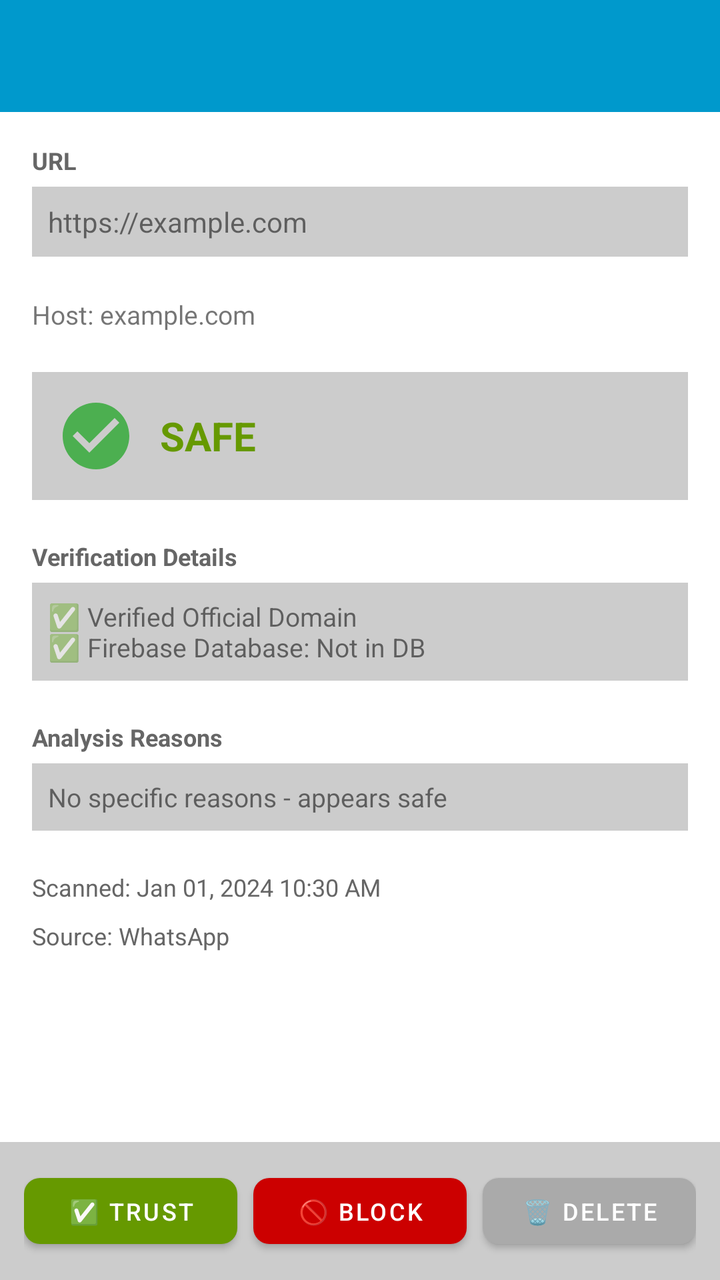
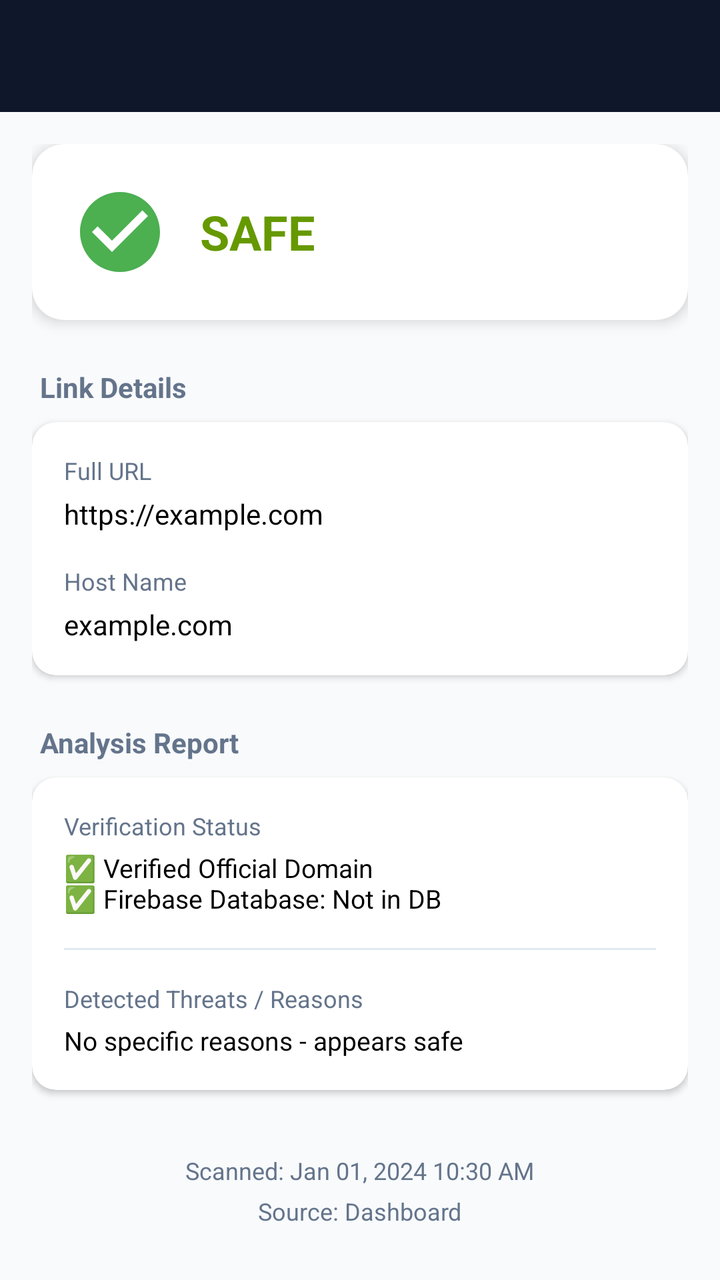

Screens rendered from an Android XML layout before and after an edit, with the pre-edit source and the edit as a unified diff.
<!-- AndroidManifest.xml: activity theme Theme.TrustShield -->
<!-- res/layout/activity_link_detail.xml -->
<?xml version="1.0" encoding="utf-8"?>
<LinearLayout xmlns:android="http://schemas.android.com/apk/res/android"
    xmlns:app="http://schemas.android.com/apk/res-auto"
    android:layout_width="match_parent"
    android:layout_height="match_parent"
    android:orientation="vertical"
    android:background="@android:color/white">

    <androidx.appcompat.widget.Toolbar
        android:id="@+id/toolbar"
        android:layout_width="match_parent"
        android:layout_height="?attr/actionBarSize"
        android:background="@android:color/holo_blue_dark"
        app:titleTextColor="@android:color/white" />

    <ScrollView
        android:layout_width="match_parent"
        android:layout_height="0dp"
        android:layout_weight="1">

        <LinearLayout
            android:layout_width="match_parent"
            android:layout_height="wrap_content"
            android:orientation="vertical"
            android:padding="16dp">

            
            <TextView
                android:layout_width="match_parent"
                android:layout_height="wrap_content"
                android:text="URL"
                android:textSize="12sp"
                android:textStyle="bold"
                android:textColor="@color/darker_gray"
                android:layout_marginBottom="5dp" />

            <TextView
                android:id="@+id/tv_full_url"
                android:layout_width="match_parent"
                android:layout_height="wrap_content"
                android:text="https://example.com"
                android:textSize="14sp"
                android:layout_marginBottom="20dp"
                android:textIsSelectable="true"
                android:padding="8dp"
                android:background="@color/lighter_gray" />

            
            <TextView
                android:id="@+id/tv_host"
                android:layout_width="match_parent"
                android:layout_height="wrap_content"
                android:text="Host: example.com"
                android:textSize="13sp"
                android:layout_marginBottom="20dp" />

            
            <LinearLayout
                android:layout_width="match_parent"
                android:layout_height="wrap_content"
                android:orientation="horizontal"
                android:gravity="center_vertical"
                android:layout_marginBottom="20dp"
                android:padding="12dp"
                android:background="@color/lighter_gray">

                <ImageView
                    android:id="@+id/iv_verdict_icon"
                    android:layout_width="40dp"
                    android:layout_height="40dp"
                    android:src="@drawable/ic_check_circle"
                    android:layout_marginEnd="12dp" />

                <TextView
                    android:id="@+id/tv_verdict"
                    android:layout_width="0dp"
                    android:layout_height="wrap_content"
                    android:layout_weight="1"
                    android:text="SAFE"
                    android:textSize="20sp"
                    android:textStyle="bold"
                    android:textColor="@android:color/holo_green_dark" />

            </LinearLayout>

            
            <TextView
                android:id="@+id/tv_verified_brand"
                android:layout_width="match_parent"
                android:layout_height="wrap_content"
                android:text="Official YouTube"
                android:textSize="14sp"
                android:textStyle="bold"
                android:textColor="@android:color/holo_green_dark"
                android:layout_marginBottom="15dp"
                android:visibility="gone" />

            
            <TextView
                android:layout_width="match_parent"
                android:layout_height="wrap_content"
                android:text="Verification Details"
                android:textSize="12sp"
                android:textStyle="bold"
                android:textColor="@color/darker_gray"
                android:layout_marginBottom="5dp" />

            <TextView
                android:id="@+id/tv_verification_status"
                android:layout_width="match_parent"
                android:layout_height="wrap_content"
                android:text="✅ Verified Official Domain\n✅ Firebase Database: Not in DB"
                android:textSize="13sp"
                android:layout_marginBottom="20dp"
                android:padding="8dp"
                android:background="@color/lighter_gray" />

            
            <TextView
                android:layout_width="match_parent"
                android:layout_height="wrap_content"
                android:text="Analysis Reasons"
                android:textSize="12sp"
                android:textStyle="bold"
                android:textColor="@color/darker_gray"
                android:layout_marginBottom="5dp" />

            <TextView
                android:id="@+id/tv_reasons"
                android:layout_width="match_parent"
                android:layout_height="wrap_content"
                android:text="No specific reasons - appears safe"
                android:textSize="13sp"
                android:layout_marginBottom="20dp"
                android:padding="8dp"
                android:background="@color/lighter_gray" />

            
            <TextView
                android:id="@+id/tv_timestamp"
                android:layout_width="match_parent"
                android:layout_height="wrap_content"
                android:text="Scanned: Jan 01, 2024 10:30 AM"
                android:textSize="12sp"
                android:textColor="@color/darker_gray"
                android:layout_marginBottom="8dp" />

            <TextView
                android:id="@+id/tv_source_app"
                android:layout_width="match_parent"
                android:layout_height="wrap_content"
                android:text="Source: WhatsApp"
                android:textSize="12sp"
                android:textColor="@color/darker_gray"
                android:layout_marginBottom="20dp" />

        </LinearLayout>

    </ScrollView>

    
    <LinearLayout
        android:layout_width="match_parent"
        android:layout_height="wrap_content"
        android:orientation="horizontal"
        android:padding="12dp"
        android:background="@color/lighter_gray">

        <com.google.android.material.button.MaterialButton
            android:id="@+id/btn_accept"
            android:layout_width="0dp"
            android:layout_height="45dp"
            android:layout_weight="1"
            android:text="✅ Trust"
            android:textSize="12sp"
            android:layout_marginEnd="8dp"
            app:cornerRadius="8dp"
            app:backgroundTint="@android:color/holo_green_dark" />

        <com.google.android.material.button.MaterialButton
            android:id="@+id/btn_block"
            android:layout_width="0dp"
            android:layout_height="45dp"
            android:layout_weight="1"
            android:text="🚫 Block"
            android:textSize="12sp"
            android:layout_marginEnd="8dp"
            app:cornerRadius="8dp"
            app:backgroundTint="@android:color/holo_red_dark" />

        <com.google.android.material.button.MaterialButton
            android:id="@+id/btn_delete"
            android:layout_width="0dp"
            android:layout_height="45dp"
            android:layout_weight="1"
            android:text="🗑️ Delete"
            android:textSize="12sp"
            app:cornerRadius="8dp"
            app:backgroundTint="@android:color/darker_gray" />

    </LinearLayout>

</LinearLayout>
<!-- resources referenced by this layout -->
<resources>
  <color name="darker_gray">#FF666666</color>
  <color name="lighter_gray">#FFCCCCCC</color>
  <!-- drawable ic_check_circle (drawable) -->
  <?xml version="1.0" encoding="utf-8"?>
  <vector xmlns:android="http://schemas.android.com/apk/res/android"
      android:width="24dp"
      android:height="24dp"
      android:viewportWidth="24"
      android:viewportHeight="24">
      <path
          android:fillColor="#4CAF50"
          android:pathData="M12,2C6.48,2 2,6.48 2,12s4.48,10 10,10 10,-4.48 10,-10S17.52,2 12,2zm-2,15l-5,-5 1.41,-1.41L10,14.17l7.59,-7.59L19,8l-9,9z" />
  </vector>
  <style name="Theme.TrustShield" parent="Theme.MaterialComponents.Light.NoActionBar">
          <item name="colorPrimary">@android:color/holo_blue_dark</item>
          <item name="colorPrimaryVariant">@android:color/holo_blue_dark</item>
          <item name="colorSecondary">@android:color/holo_blue_bright</item>
          <item name="colorSecondaryVariant">@android:color/holo_blue_bright</item>
          <item name="colorError">#B00020</item>
          <item name="colorSurface">#FFFFFF</item>
          <item name="colorOnPrimary">#FFFFFF</item>
          <item name="colorOnSecondary">#FFFFFF</item>
          <item name="colorOnError">#FFFFFF</item>
          <item name="colorOnSurface">#000000</item>
      </style>
</resources>

<!-- the commit's change to res/layout/activity_link_detail.xml (unified diff, before → after) -->
@@ -4,14 +4,20 @@
     android:layout_width="match_parent"
     android:layout_height="match_parent"
     android:orientation="vertical"
-    android:background="@android:color/white">
-
-    <androidx.appcompat.widget.Toolbar
-        android:id="@+id/toolbar"
+    android:background="@color/light_bg"
+    android:fitsSystemWindows="true">
+
+    <com.google.android.material.appbar.AppBarLayout
         android:layout_width="match_parent"
-        android:layout_height="?attr/actionBarSize"
-        android:background="@android:color/holo_blue_dark"
-        app:titleTextColor="@android:color/white" />
+        android:layout_height="wrap_content"
+        android:background="?attr/colorPrimary">
+
+        <androidx.appcompat.widget.Toolbar
+            android:id="@+id/toolbar"
+            android:layout_width="match_parent"
+            android:layout_height="?attr/actionBarSize"
+            app:titleTextColor="@android:color/white" />
+    </com.google.android.material.appbar.AppBarLayout>
 
     <ScrollView
         android:layout_width="match_parent"
@@ -25,179 +31,205 @@
             android:padding="16dp">
 
             
+            <com.google.android.material.card.MaterialCardView
+                android:layout_width="match_parent"
+                android:layout_height="wrap_content"
+                android:layout_marginBottom="24dp"
+                app:cardCornerRadius="16dp"
+                app:cardElevation="4dp"
+                app:cardBackgroundColor="@android:color/white">
+
+                <LinearLayout
+                    android:layout_width="match_parent"
+                    android:layout_height="wrap_content"
+                    android:orientation="horizontal"
+                    android:gravity="center_vertical"
+                    android:padding="20dp">
+
+                    <ImageView
+                        android:id="@+id/iv_verdict_icon"
+                        android:layout_width="48dp"
+                        android:layout_height="48dp"
+                        android:src="@drawable/ic_check_circle"
+                        android:layout_marginEnd="16dp" />
+
+                    <TextView
+                        android:id="@+id/tv_verdict"
+                        android:layout_width="0dp"
+                        android:layout_height="wrap_content"
+                        android:layout_weight="1"
+                        android:text="SAFE"
+                        android:textSize="24sp"
+                        android:textStyle="bold"
+                        android:textColor="@android:color/holo_green_dark" />
+                </LinearLayout>
+            </com.google.android.material.card.MaterialCardView>
+
+            
             <TextView
                 android:layout_width="match_parent"
                 android:layout_height="wrap_content"
-                android:text="URL"
-                android:textSize="12sp"
-                android:textStyle="bold"
-                android:textColor="@color/darker_gray"
-                android:layout_marginBottom="5dp" />
-
-            <TextView
-                android:id="@+id/tv_full_url"
-                android:layout_width="match_parent"
-                android:layout_height="wrap_content"
-                android:text="https://example.com"
-                android:textSize="14sp"
-                android:layout_marginBottom="20dp"
-                android:textIsSelectable="true"
-                android:padding="8dp"
-                android:background="@color/lighter_gray" />
-
-            
-            <TextView
-                android:id="@+id/tv_host"
-                android:layout_width="match_parent"
-                android:layout_height="wrap_content"
-                android:text="Host: example.com"
-                android:textSize="13sp"
-                android:layout_marginBottom="20dp" />
-
-            
-            <LinearLayout
-                android:layout_width="match_parent"
-                android:layout_height="wrap_content"
-                android:orientation="horizontal"
-                android:gravity="center_vertical"
-                android:layout_marginBottom="20dp"
-                android:padding="12dp"
-                android:background="@color/lighter_gray">
-
-                <ImageView
-                    android:id="@+id/iv_verdict_icon"
-                    android:layout_width="40dp"
-                    android:layout_height="40dp"
-                    android:src="@drawable/ic_check_circle"
-                    android:layout_marginEnd="12dp" />
-
-                <TextView
-                    android:id="@+id/tv_verdict"
-                    android:layout_width="0dp"
-                    android:layout_height="wrap_content"
-                    android:layout_weight="1"
-                    android:text="SAFE"
-                    android:textSize="20sp"
-                    android:textStyle="bold"
-                    android:textColor="@android:color/holo_green_dark" />
-
-            </LinearLayout>
-
-            
-            <TextView
-                android:id="@+id/tv_verified_brand"
-                android:layout_width="match_parent"
-                android:layout_height="wrap_content"
-                android:text="Official YouTube"
+                android:text="Link Details"
                 android:textSize="14sp"
                 android:textStyle="bold"
-                android:textColor="@android:color/holo_green_dark"
-                android:layout_marginBottom="15dp"
-                android:visibility="gone" />
+                android:textColor="@color/text_gray"
+                android:layout_marginBottom="8dp"
+                android:layout_marginStart="4dp" />
+
+            <com.google.android.material.card.MaterialCardView
+                android:layout_width="match_parent"
+                android:layout_height="wrap_content"
+                android:layout_marginBottom="24dp"
+                app:cardCornerRadius="12dp"
+                app:cardElevation="2dp"
+                app:cardBackgroundColor="@android:color/white">
+
+                <LinearLayout
+                    android:layout_width="match_parent"
+                    android:layout_height="wrap_content"
+                    android:orientation="vertical"
+                    android:padding="16dp">
+
+                    <TextView
+                        android:layout_width="match_parent"
+                        android:layout_height="wrap_content"
+                        android:text="Full URL"
+                        android:textSize="12sp"
+                        android:textColor="@color/text_gray"
+                        android:layout_marginBottom="4dp" />
+
+                    <TextView
+                        android:id="@+id/tv_full_url"
+                        android:layout_width="match_parent"
+                        android:layout_height="wrap_content"
+                        android:text="https://example.com"
+                        android:textSize="14sp"
+                        android:textColor="@color/black"
+                        android:textIsSelectable="true"
+                        android:layout_marginBottom="16dp" />
+
+                    <TextView
+                        android:layout_width="match_parent"
+                        android:layout_height="wrap_content"
+                        android:text="Host Name"
+                        android:textSize="12sp"
+                        android:textColor="@color/text_gray"
+                        android:layout_marginBottom="4dp" />
+
+                    <TextView
+                        android:id="@+id/tv_host"
+                        android:layout_width="match_parent"
+                        android:layout_height="wrap_content"
+                        android:text="example.com"
+                        android:textSize="14sp"
+                        android:textColor="@color/black" />
+                </LinearLayout>
+            </com.google.android.material.card.MaterialCardView>
 
             
             <TextView
                 android:layout_width="match_parent"
                 android:layout_height="wrap_content"
-                android:text="Verification Details"
-                android:textSize="12sp"
+                android:text="Analysis Report"
+                android:textSize="14sp"
                 android:textStyle="bold"
-                android:textColor="@color/darker_gray"
-                android:layout_marginBottom="5dp" />
-
-            <TextView
-                android:id="@+id/tv_verification_status"
-                android:layout_width="match_parent"
-                android:layout_height="wrap_content"
-                android:text="✅ Verified Official Domain\n✅ Firebase Database: Not in DB"
-                android:textSize="13sp"
-                android:layout_marginBottom="20dp"
-                android:padding="8dp"
-                android:background="@color/lighter_gray" />
-
-            
-            <TextView
-                android:layout_width="match_parent"
-                android:layout_height="wrap_content"
-                android:text="Analysis Reasons"
-                android:textSize="12sp"
-                android:textStyle="bold"
-                android:textColor="@color/darker_gray"
-                android:layout_marginBottom="5dp" />
-
-            <TextView
-                android:id="@+id/tv_reasons"
-                android:layout_width="match_parent"
-                android:layout_height="wrap_content"
-                android:text="No specific reasons - appears safe"
-                android:textSize="13sp"
-                android:layout_marginBottom="20dp"
-                android:padding="8dp"
-                android:background="@color/lighter_gray" />
-
-            
-            <TextView
-                android:id="@+id/tv_timestamp"
-                android:layout_width="match_parent"
-                android:layout_height="wrap_content"
-                android:text="Scanned: Jan 01, 2024 10:30 AM"
-                android:textSize="12sp"
-                android:textColor="@color/darker_gray"
-                android:layout_marginBottom="8dp" />
-
-            <TextView
-                android:id="@+id/tv_source_app"
-                android:layout_width="match_parent"
-                android:layout_height="wrap_content"
-                android:text="Source: WhatsApp"
-                android:textSize="12sp"
-                android:textColor="@color/darker_gray"
-                android:layout_marginBottom="20dp" />
+                android:textColor="@color/text_gray"
+                android:layout_marginBottom="8dp"
+                android:layout_marginStart="4dp" />
+
+            <com.google.android.material.card.MaterialCardView
+                android:layout_width="match_parent"
+                android:layout_height="wrap_content"
+                android:layout_marginBottom="24dp"
+                app:cardCornerRadius="12dp"
+                app:cardElevation="2dp"
+                app:cardBackgroundColor="@android:color/white">
+
+                <LinearLayout
+                    android:layout_width="match_parent"
+                    android:layout_height="wrap_content"
+                    android:orientation="vertical"
+                    android:padding="16dp">
+
+                    <TextView
+                        android:id="@+id/tv_verified_brand"
+                        android:layout_width="match_parent"
+                        android:layout_height="wrap_content"
+                        android:text="Official YouTube"
+                        android:textSize="14sp"
+                        android:textStyle="bold"
+                        android:textColor="@android:color/holo_green_dark"
+                        android:layout_marginBottom="12dp"
+                        android:visibility="gone" />
+
+                    <TextView
+                        android:layout_width="match_parent"
+                        android:layout_height="wrap_content"
+                        android:text="Verification Status"
+                        android:textSize="12sp"
+                        android:textColor="@color/text_gray"
+                        android:layout_marginBottom="4dp" />
+
+                    <TextView
+                        android:id="@+id/tv_verification_status"
+                        android:layout_width="match_parent"
+                        android:layout_height="wrap_content"
+                        android:text="✅ Verified Official Domain\n✅ Firebase Database: Not in DB"
+                        android:textSize="13sp"
+                        android:textColor="@color/black"
+                        android:layout_marginBottom="16dp" />
+
+                    <View
+                        android:layout_width="match_parent"
+                        android:layout_height="1dp"
+                        android:background="#E2E8F0"
+                        android:layout_marginBottom="16dp" />
+
+                    <TextView
+                        android:layout_width="match_parent"
+                        android:layout_height="wrap_content"
+                        android:text="Detected Threats / Reasons"
+                        android:textSize="12sp"
+                        android:textColor="@color/text_gray"
+                        android:layout_marginBottom="4dp" />
+
+                    <TextView
+                        android:id="@+id/tv_reasons"
+                        android:layout_width="match_parent"
+                        android:layout_height="wrap_content"
+                        android:text="No specific reasons - appears safe"
+                        android:textSize="13sp"
+                        android:textColor="@color/black" />
+                </LinearLayout>
+            </com.google.android.material.card.MaterialCardView>
+            
+            
+            <LinearLayout
+                android:layout_width="match_parent"
+                android:layout_height="wrap_content"
+                android:orientation="vertical"
+                android:gravity="center"
+                android:layout_marginTop="8dp">
+                
+                <TextView
+                    android:id="@+id/tv_timestamp"
+                    android:layout_width="wrap_content"
+                    android:layout_height="wrap_content"
+                    android:text="Scanned: Jan 01, 2024 10:30 AM"
+                    android:textSize="12sp"
+                    android:textColor="@color/text_gray"
+                    android:layout_marginBottom="4dp" />
+
+                <TextView
+                    android:id="@+id/tv_source_app"
+                    android:layout_width="wrap_content"
+                    android:layout_height="wrap_content"
+                    android:text="Source: Dashboard"
+                    android:textSize="12sp"
+                    android:textColor="@color/text_gray" />
+            </LinearLayout>
 
         </LinearLayout>
-
     </ScrollView>
 
-    
-    <LinearLayout
-        android:layout_width="match_parent"
-        android:layout_height="wrap_content"
-        android:orientation="horizontal"
-        android:padding="12dp"
-        android:background="@color/lighter_gray">
-
-        <com.google.android.material.button.MaterialButton
-            android:id="@+id/btn_accept"
-            android:layout_width="0dp"
-            android:layout_height="45dp"
-            android:layout_weight="1"
-            android:text="✅ Trust"
-            android:textSize="12sp"
-            android:layout_marginEnd="8dp"
-            app:cornerRadius="8dp"
-            app:backgroundTint="@android:color/holo_green_dark" />
-
-        <com.google.android.material.button.MaterialButton
-            android:id="@+id/btn_block"
-            android:layout_width="0dp"
-            android:layout_height="45dp"
-            android:layout_weight="1"
-            android:text="🚫 Block"
-            android:textSize="12sp"
-            android:layout_marginEnd="8dp"
-            app:cornerRadius="8dp"
-            app:backgroundTint="@android:color/holo_red_dark" />
-
-        <com.google.android.material.button.MaterialButton
-            android:id="@+id/btn_delete"
-            android:layout_width="0dp"
-            android:layout_height="45dp"
-            android:layout_weight="1"
-            android:text="🗑️ Delete"
-            android:textSize="12sp"
-            app:cornerRadius="8dp"
-            app:backgroundTint="@android:color/darker_gray" />
-
-    </LinearLayout>
-
 </LinearLayout>
<!-- resource entries referenced after the edit -->
@@ -1,7 +1,8 @@
 <!-- resources referenced by this layout -->
 <resources>
-  <color name="darker_gray">#FF666666</color>
-  <color name="lighter_gray">#FFCCCCCC</color>
+  <color name="black">#FF000000</color>
+  <color name="light_bg">#F8FAFC</color>
+  <color name="text_gray">#64748B</color>
   <!-- drawable ic_check_circle (drawable) -->
   <?xml version="1.0" encoding="utf-8"?>
   <vector xmlns:android="http://schemas.android.com/apk/res/android"
@@ -14,16 +15,21 @@
           android:pathData="M12,2C6.48,2 2,6.48 2,12s4.48,10 10,10 10,-4.48 10,-10S17.52,2 12,2zm-2,15l-5,-5 1.41,-1.41L10,14.17l7.59,-7.59L19,8l-9,9z" />
   </vector>
   <style name="Theme.TrustShield" parent="Theme.MaterialComponents.Light.NoActionBar">
-          <item name="colorPrimary">@android:color/holo_blue_dark</item>
-          <item name="colorPrimaryVariant">@android:color/holo_blue_dark</item>
-          <item name="colorSecondary">@android:color/holo_blue_bright</item>
-          <item name="colorSecondaryVariant">@android:color/holo_blue_bright</item>
+          <item name="colorPrimary">@color/primary_navy</item>
+          <item name="colorPrimaryVariant">@color/primary_navy_dark</item>
+          <item name="colorSecondary">@color/accent_cyan</item>
+          <item name="colorSecondaryVariant">@color/accent_cyan_dark</item>
           <item name="colorError">#B00020</item>
           <item name="colorSurface">#FFFFFF</item>
           <item name="colorOnPrimary">#FFFFFF</item>
           <item name="colorOnSecondary">#FFFFFF</item>
           <item name="colorOnError">#FFFFFF</item>
           <item name="colorOnSurface">#000000</item>
+          <item name="android:statusBarColor">@color/primary_navy_dark</item>
       </style>
+  <color name="primary_navy">#0F172A</color>
+  <color name="primary_navy_dark">#0B1120</color>
+  <color name="accent_cyan">#06B6D4</color>
+  <color name="accent_cyan_dark">#0891B2</color>
 </resources>
 
